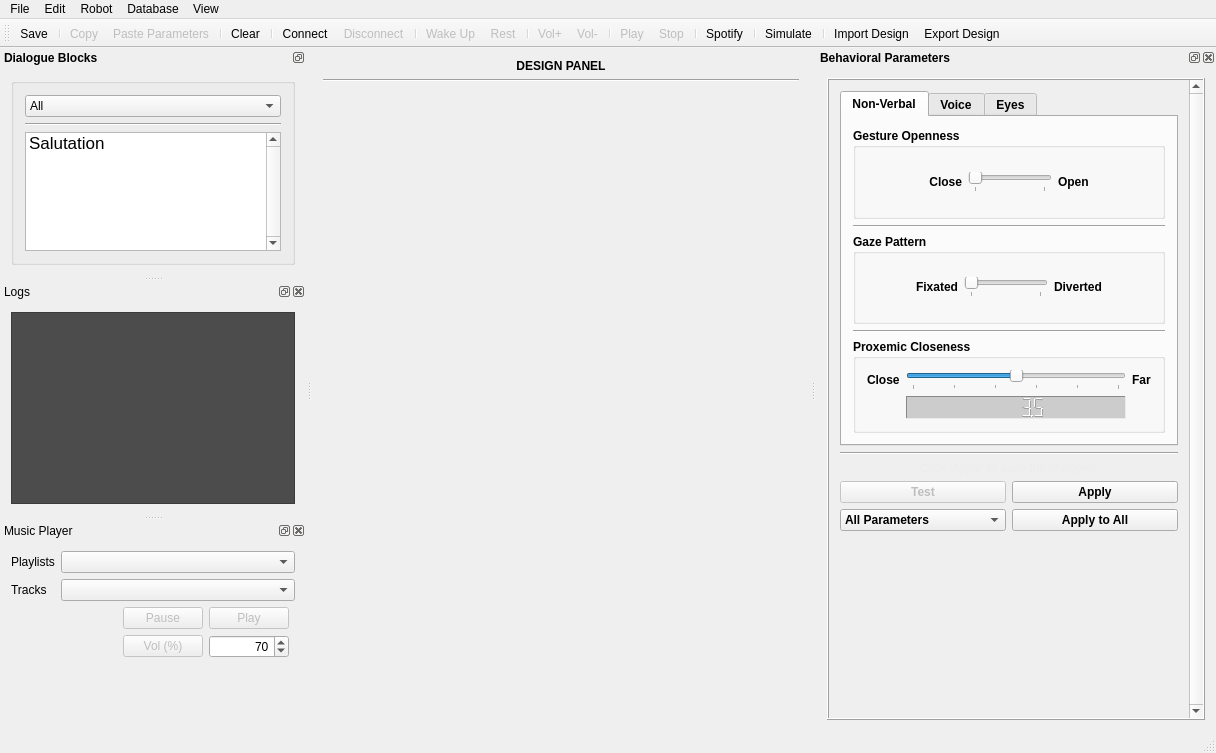
ES-TUDelft/robot-interaction-tool, file interaction_manager/ui/dialogmainwindow.ui: the form before one commit.
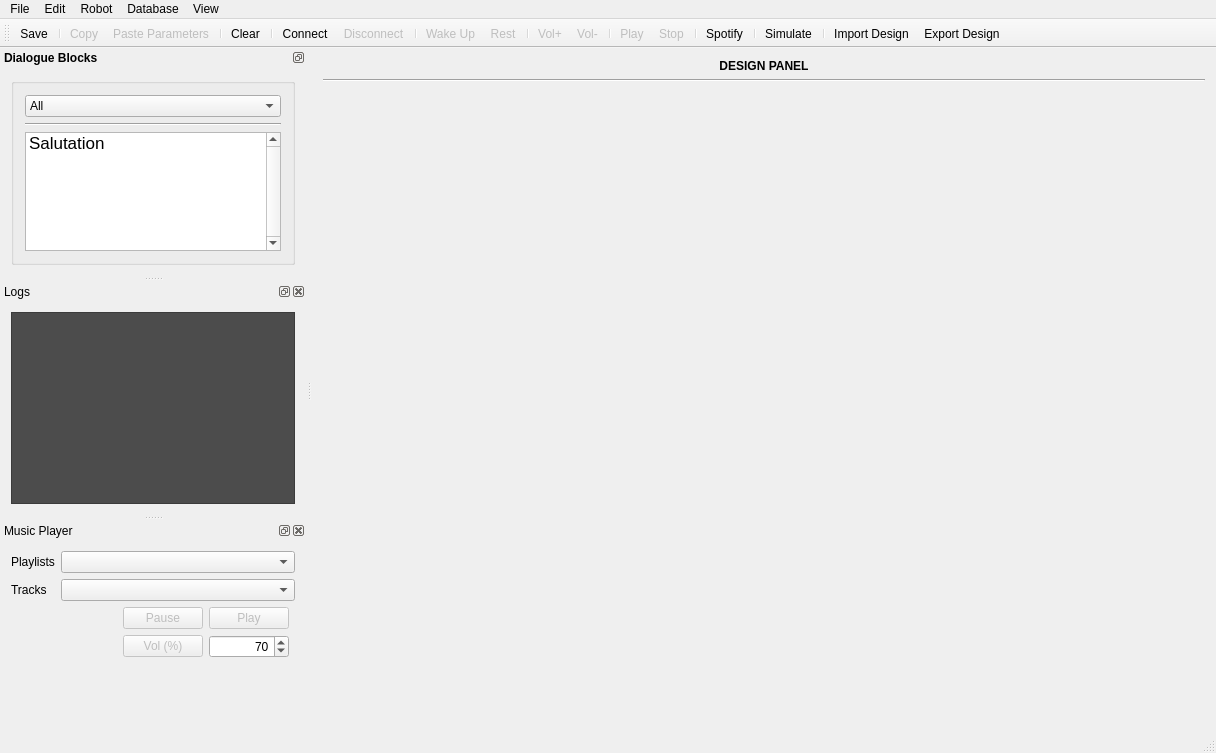
The form after the commit. Icons and pictures are not drawn.

```diff
--- a/interaction_manager/ui/dialogmainwindow.ui
+++ b/interaction_manager/ui/dialogmainwindow.ui
@@ -205,832 +205,6 @@
    <addaction name="actionMenuExportBlocks"/>
   </widget>
   <widget class="QStatusBar" name="statusBar"/>
-  <widget class="QDockWidget" name="behavioralParametersDockWidget">
-   <property name="enabled">
-    <bool>true</bool>
-   </property>
-   <property name="sizePolicy">
-    <sizepolicy hsizetype="Preferred" vsizetype="Preferred">
-     <horstretch>0</horstretch>
-     <verstretch>0</verstretch>
-    </sizepolicy>
-   </property>
-   <property name="minimumSize">
-    <size>
-     <width>400</width>
-     <height>550</height>
-    </size>
-   </property>
-   <property name="font">
-    <font>
-     <weight>75</weight>
-     <bold>true</bold>
-    </font>
-   </property>
-   <property name="floating">
-    <bool>true</bool>
-   </property>
-   <property name="features">
-    <set>QDockWidget::AllDockWidgetFeatures</set>
-   </property>
-   <property name="windowTitle">
-    <string>Behavioral Parameters</string>
-   </property>
-   <attribute name="dockWidgetArea">
-    <number>2</number>
-   </attribute>
-   <widget class="QWidget" name="dockWidgetContents_22">
-    <layout class="QGridLayout" name="gridLayout_18">
-     <item row="0" column="0">
-      <widget class="QScrollArea" name="scrollArea">
-       <property name="enabled">
-        <bool>true</bool>
-       </property>
-       <property name="autoFillBackground">
-        <bool>true</bool>
-       </property>
-       <property name="frameShape">
-        <enum>QFrame::Box</enum>
-       </property>
-       <property name="frameShadow">
-        <enum>QFrame::Raised</enum>
-       </property>
-       <property name="lineWidth">
-        <number>1</number>
-       </property>
-       <property name="verticalScrollBarPolicy">
-        <enum>Qt::ScrollBarAlwaysOn</enum>
-       </property>
-       <property name="widgetResizable">
-        <bool>true</bool>
-       </property>
-       <widget class="QWidget" name="scrollAreaWidgetContents">
-        <property name="geometry">
-         <rect>
-          <x>0</x>
-          <y>0</y>
-          <width>403</width>
-          <height>594</height>
-         </rect>
-        </property>
-        <layout class="QGridLayout" name="gridLayout_13">
-         <item row="0" column="0">
-          <layout class="QVBoxLayout" name="verticalLayout">
-           <item>
-            <widget class="QTabWidget" name="tabWidget">
-             <property name="currentIndex">
-              <number>0</number>
-             </property>
-             <widget class="QWidget" name="nonVerbalParameters">
-              <attribute name="title">
-               <string>Non-Verbal</string>
-              </attribute>
-              <layout class="QGridLayout" name="gridLayout_11">
-               <item row="0" column="0">
-                <layout class="QGridLayout" name="gridLayout_12">
-                 <item row="0" column="0">
-                  <widget class="QGroupBox" name="groupBox_5">
-                   <property name="font">
-                    <font>
-                     <weight>75</weight>
-                     <bold>true</bold>
-                    </font>
-                   </property>
-                   <property name="title">
-                    <string>Gesture Openness</string>
-                   </property>
-                   <layout class="QGridLayout" name="gridLayout_22">
-                    <item row="0" column="0">
-                     <layout class="QGridLayout" name="gridLayout_21">
-                      <item row="0" column="3">
-                       <widget class="QLabel" name="label_2">
-                        <property name="text">
-                         <string>Open</string>
-                        </property>
-                        <property name="alignment">
-                         <set>Qt::AlignLeading|Qt::AlignLeft|Qt::AlignVCenter</set>
-                        </property>
-                       </widget>
-                      </item>
-                      <item row="0" column="0">
-                       <spacer name="horizontalSpacer_4">
-                        <property name="orientation">
-                         <enum>Qt::Horizontal</enum>
-                        </property>
-                        <property name="sizeHint" stdset="0">
-                         <size>
-                          <width>40</width>
-                          <height>20</height>
-                         </size>
-                        </property>
-                       </spacer>
-                      </item>
-                      <item row="0" column="2">
-                       <widget class="QSlider" name="gestureOpennessSlider">
-                        <property name="sizePolicy">
-                         <sizepolicy hsizetype="Fixed" vsizetype="Fixed">
-                          <horstretch>0</horstretch>
-                          <verstretch>0</verstretch>
-                         </sizepolicy>
-                        </property>
-                        <property name="minimum">
-                         <number>0</number>
-                        </property>
-                        <property name="maximum">
-                         <number>1</number>
-                        </property>
-                        <property name="pageStep">
-                         <number>1</number>
-                        </property>
-                        <property name="value">
-                         <number>0</number>
-                        </property>
-                        <property name="orientation">
-                         <enum>Qt::Horizontal</enum>
-                        </property>
-                        <property name="tickPosition">
-                         <enum>QSlider::TicksBelow</enum>
-                        </property>
-                       </widget>
-                      </item>
-                      <item row="0" column="1">
-                       <widget class="QLabel" name="label_10">
-                        <property name="text">
-                         <string>Close</string>
-                        </property>
-                        <property name="alignment">
-                         <set>Qt::AlignRight|Qt::AlignTrailing|Qt::AlignVCenter</set>
-                        </property>
-                       </widget>
-                      </item>
-                      <item row="0" column="4">
-                       <spacer name="horizontalSpacer_5">
-                        <property name="orientation">
-                         <enum>Qt::Horizontal</enum>
-                        </property>
-                        <property name="sizeHint" stdset="0">
-                         <size>
-                          <width>40</width>
-                          <height>20</height>
-                         </size>
-                        </property>
-                       </spacer>
-                      </item>
-                     </layout>
-                    </item>
-                   </layout>
-                  </widget>
-                 </item>
-                 <item row="3" column="0">
-                  <widget class="Line" name="line_5">
-                   <property name="orientation">
-                    <enum>Qt::Horizontal</enum>
-                   </property>
-                  </widget>
-                 </item>
-                 <item row="1" column="0">
-                  <widget class="Line" name="line_10">
-                   <property name="orientation">
-                    <enum>Qt::Horizontal</enum>
-                   </property>
-                  </widget>
-                 </item>
-                 <item row="4" column="0">
-                  <widget class="QGroupBox" name="groupBox_7">
-                   <property name="font">
-                    <font>
-                     <weight>75</weight>
-                     <bold>true</bold>
-                    </font>
-                   </property>
-                   <property name="title">
-                    <string>Proxemic Closeness</string>
-                   </property>
-                   <layout class="QGridLayout" name="gridLayout_26">
-                    <item row="0" column="0">
-                     <layout class="QGridLayout" name="gridLayout_25">
-                      <item row="0" column="2">
-                       <widget class="QLabel" name="label_4">
-                        <property name="text">
-                         <string>Far</string>
-                        </property>
-                        <property name="alignment">
-                         <set>Qt::AlignLeading|Qt::AlignLeft|Qt::AlignVCenter</set>
-                        </property>
-                       </widget>
-                      </item>
-                      <item row="0" column="0">
-                       <widget class="QLabel" name="label_3">
-                        <property name="text">
-                         <string>Close</string>
-                        </property>
-                       </widget>
-                      </item>
-                      <item row="0" column="1">
-                       <widget class="QSlider" name="proxemicsSlider">
-                        <property name="sizePolicy">
-                         <sizepolicy hsizetype="Expanding" vsizetype="Fixed">
-                          <horstretch>0</horstretch>
-                          <verstretch>0</verstretch>
-                         </sizepolicy>
-                        </property>
-                        <property name="minimum">
-                         <number>0</number>
-                        </property>
-                        <property name="maximum">
-                         <number>10</number>
-                        </property>
-                        <property name="pageStep">
-                         <number>1</number>
-                        </property>
-                        <property name="value">
-                         <number>5</number>
-                        </property>
-                        <property name="sliderPosition">
-                         <number>5</number>
-                        </property>
-                        <property name="orientation">
-                         <enum>Qt::Horizontal</enum>
-                        </property>
-                        <property name="tickPosition">
-                         <enum>QSlider::TicksBelow</enum>
-                        </property>
-                        <property name="tickInterval">
-                         <number>2</number>
-                        </property>
-                       </widget>
-                      </item>
-                      <item row="1" column="1">
-                       <widget class="QLCDNumber" name="proxemicsLcdNumber">
-                        <property name="enabled">
-                         <bool>true</bool>
-                        </property>
-                        <property name="autoFillBackground">
-                         <bool>false</bool>
-                        </property>
-                        <property name="styleSheet">
-                         <string notr="true">background-color: rgb(204, 204, 204);</string>
-                        </property>
-                        <property name="frameShape">
-                         <enum>QFrame::Panel</enum>
-                        </property>
-                        <property name="frameShadow">
-                         <enum>QFrame::Sunken</enum>
-                        </property>
-                        <property name="lineWidth">
-                         <number>1</number>
-                        </property>
-                        <property name="smallDecimalPoint">
-                         <bool>true</bool>
-                        </property>
-                        <property name="value" stdset="0">
-                         <double>3.500000000000000</double>
-                        </property>
-                       </widget>
-                      </item>
-                     </layout>
-                    </item>
-                   </layout>
-                  </widget>
-                 </item>
-                 <item row="2" column="0">
-                  <widget class="QGroupBox" name="groupBox_4">
-                   <property name="font">
-                    <font>
-                     <weight>75</weight>
-                     <bold>true</bold>
-                    </font>
-                   </property>
-                   <property name="title">
-                    <string>Gaze Pattern</string>
-                   </property>
-                   <layout class="QGridLayout" name="gridLayout_20">
-                    <item row="0" column="0">
-                     <layout class="QGridLayout" name="gridLayout_19">
-                      <item row="0" column="1">
-                       <widget class="QLabel" name="label_12">
-                        <property name="text">
-                         <string>Fixated</string>
-                        </property>
-                        <property name="alignment">
-                         <set>Qt::AlignRight|Qt::AlignTrailing|Qt::AlignVCenter</set>
-                        </property>
-                       </widget>
-                      </item>
-                      <item row="0" column="3">
-                       <widget class="QLabel" name="label_13">
-                        <property name="text">
-                         <string>Diverted</string>
-                        </property>
-                        <property name="alignment">
-                         <set>Qt::AlignLeading|Qt::AlignLeft|Qt::AlignVCenter</set>
-                        </property>
-                       </widget>
-                      </item>
-                      <item row="0" column="2">
-                       <widget class="QSlider" name="gazePatternSlider">
-                        <property name="sizePolicy">
-                         <sizepolicy hsizetype="Expanding" vsizetype="Fixed">
-                          <horstretch>0</horstretch>
-                          <verstretch>0</verstretch>
-                         </sizepolicy>
-                        </property>
-                        <property name="maximum">
-                         <number>1</number>
-                        </property>
-                        <property name="pageStep">
-                         <number>1</number>
-                        </property>
-                        <property name="value">
-                         <number>0</number>
-                        </property>
-                        <property name="sliderPosition">
-                         <number>0</number>
-                        </property>
-                        <property name="orientation">
-                         <enum>Qt::Horizontal</enum>
-                        </property>
-                        <property name="tickPosition">
-                         <enum>QSlider::TicksBelow</enum>
-                        </property>
-                       </widget>
-                      </item>
-                      <item row="0" column="0">
-                       <spacer name="horizontalSpacer_6">
-                        <property name="orientation">
-                         <enum>Qt::Horizontal</enum>
-                        </property>
-                        <property name="sizeHint" stdset="0">
-                         <size>
-                          <width>40</width>
-                          <height>20</height>
-                         </size>
-                        </property>
-                       </spacer>
-                      </item>
-                      <item row="0" column="4">
-                       <spacer name="horizontalSpacer_7">
-                        <property name="orientation">
-                         <enum>Qt::Horizontal</enum>
-                        </property>
-                        <property name="sizeHint" stdset="0">
-                         <size>
-                          <width>40</width>
-                          <height>20</height>
-                         </size>
-                        </property>
-                       </spacer>
-                      </item>
-                     </layout>
-                    </item>
-                   </layout>
-                  </widget>
-                 </item>
-                </layout>
-               </item>
-              </layout>
-             </widget>
-             <widget class="QWidget" name="voiceParameters">
-              <attribute name="title">
-               <string>Voice</string>
-              </attribute>
-              <layout class="QGridLayout" name="gridLayout_14">
-               <item row="0" column="0">
-                <widget class="QGroupBox" name="groupBox_6">
-                 <property name="font">
-                  <font>
-                   <weight>75</weight>
-                   <bold>true</bold>
-                  </font>
-                 </property>
-                 <property name="title">
-                  <string>Voice</string>
-                 </property>
-                 <layout class="QGridLayout" name="gridLayout_24">
-                  <item row="0" column="0">
-                   <layout class="QGridLayout" name="gridLayout_23">
-                    <item row="3" column="4">
-                     <widget class="QLabel" name="label_19">
-                      <property name="text">
-                       <string>Fast</string>
-                      </property>
-                     </widget>
-                    </item>
-                    <item row="5" column="2">
-                     <widget class="QSlider" name="voiceProsodySlider">
-                      <property name="sizePolicy">
-                       <sizepolicy hsizetype="Expanding" vsizetype="Fixed">
-                        <horstretch>0</horstretch>
-                        <verstretch>0</verstretch>
-                       </sizepolicy>
-                      </property>
-                      <property name="minimum">
-                       <number>0</number>
-                      </property>
-                      <property name="maximum">
-                       <number>1</number>
-                      </property>
-                      <property name="singleStep">
-                       <number>1</number>
-                      </property>
-                      <property name="pageStep">
-                       <number>1</number>
-                      </property>
-                      <property name="value">
-                       <number>0</number>
-                      </property>
-                      <property name="orientation">
-                       <enum>Qt::Horizontal</enum>
-                      </property>
-                      <property name="tickPosition">
-                       <enum>QSlider::TicksBelow</enum>
-                      </property>
-                      <property name="tickInterval">
-                       <number>1</number>
-                      </property>
-                     </widget>
-                    </item>
-                    <item row="3" column="0">
-                     <widget class="QLabel" name="label_18">
-                      <property name="text">
-                       <string>Slow</string>
-                      </property>
-                     </widget>
-                    </item>
-                    <item row="1" column="4">
-                     <widget class="QLabel" name="label_6">
-                      <property name="text">
-                       <string>High</string>
-                      </property>
-                     </widget>
-                    </item>
-                    <item row="1" column="0">
-                     <widget class="QLabel" name="label_14">
-                      <property name="text">
-                       <string>Low</string>
-                      </property>
-                     </widget>
-                    </item>
-                    <item row="3" column="1" colspan="3">
-                     <widget class="QSlider" name="voiceSpeedSlider">
-                      <property name="minimum">
-                       <number>-4</number>
-                      </property>
-                      <property name="maximum">
-                       <number>4</number>
-                      </property>
-                      <property name="pageStep">
-                       <number>1</number>
-                      </property>
-                      <property name="orientation">
-                       <enum>Qt::Horizontal</enum>
-                      </property>
-                      <property name="tickPosition">
-                       <enum>QSlider::TicksBelow</enum>
-                      </property>
-                      <property name="tickInterval">
-                       <number>2</number>
-                      </property>
-                     </widget>
-                    </item>
-                    <item row="2" column="1" colspan="3">
-                     <widget class="QLabel" name="voiceSpeedLabel">
-                      <property name="sizePolicy">
-                       <sizepolicy hsizetype="Preferred" vsizetype="Preferred">
-                        <horstretch>0</horstretch>
-                        <verstretch>0</verstretch>
-                       </sizepolicy>
-                      </property>
-                      <property name="text">
-                       <string>Speed</string>
-                      </property>
-                      <property name="alignment">
-                       <set>Qt::AlignCenter</set>
-                      </property>
-                     </widget>
-                    </item>
-                    <item row="1" column="1" colspan="3">
-                     <widget class="QSlider" name="voicePitchSlider">
-                      <property name="sizePolicy">
-                       <sizepolicy hsizetype="Expanding" vsizetype="Fixed">
-                        <horstretch>0</horstretch>
-                        <verstretch>0</verstretch>
-                       </sizepolicy>
-                      </property>
-                      <property name="minimum">
-                       <number>-4</number>
-                      </property>
-                      <property name="maximum">
-                       <number>4</number>
-                      </property>
-                      <property name="singleStep">
-                       <number>1</number>
-                      </property>
-                      <property name="pageStep">
-                       <number>1</number>
-                      </property>
-                      <property name="value">
-                       <number>0</number>
-                      </property>
-                      <property name="orientation">
-                       <enum>Qt::Horizontal</enum>
-                      </property>
-                      <property name="tickPosition">
-                       <enum>QSlider::TicksBelow</enum>
-                      </property>
-                      <property name="tickInterval">
-                       <number>2</number>
-                      </property>
-                     </widget>
-                    </item>
-                    <item row="0" column="1" colspan="3">
-                     <widget class="QLabel" name="voicePitchLabel">
-                      <property name="sizePolicy">
-                       <sizepolicy hsizetype="Preferred" vsizetype="Preferred">
-                        <horstretch>0</horstretch>
-                        <verstretch>0</verstretch>
-                       </sizepolicy>
-                      </property>
-                      <property name="text">
-                       <string>Pitch</string>
-                      </property>
-                      <property name="alignment">
-                       <set>Qt::AlignCenter</set>
-                      </property>
-                     </widget>
-                    </item>
-                    <item row="4" column="2">
-                     <widget class="QLabel" name="label_15">
-                      <property name="text">
-                       <string>Prosody</string>
-                      </property>
-                      <property name="alignment">
-                       <set>Qt::AlignCenter</set>
-                      </property>
-                     </widget>
-                    </item>
-                    <item row="4" column="1">
-                     <spacer name="horizontalSpacer_2">
-                      <property name="orientation">
-                       <enum>Qt::Horizontal</enum>
-                      </property>
-                      <property name="sizeHint" stdset="0">
-                       <size>
-                        <width>40</width>
-                        <height>20</height>
-                       </size>
-                      </property>
-                     </spacer>
-                    </item>
-                    <item row="4" column="3">
-                     <spacer name="horizontalSpacer_3">
-                      <property name="orientation">
-                       <enum>Qt::Horizontal</enum>
-                      </property>
-                      <property name="sizeHint" stdset="0">
-                       <size>
-                        <width>40</width>
-                        <height>20</height>
-                       </size>
-                      </property>
-                     </spacer>
-                    </item>
-                    <item row="5" column="0" colspan="2">
-                     <widget class="QLabel" name="label_16">
-                      <property name="layoutDirection">
-                       <enum>Qt::LeftToRight</enum>
-                      </property>
-                      <property name="text">
-                       <string>Weak</string>
-                      </property>
-                      <property name="alignment">
-                       <set>Qt::AlignRight|Qt::AlignTrailing|Qt::AlignVCenter</set>
-                      </property>
-                     </widget>
-                    </item>
-                    <item row="5" column="3" colspan="2">
-                     <widget class="QLabel" name="label_17">
-                      <property name="text">
-                       <string>Strong</string>
-                      </property>
-                     </widget>
-                    </item>
-                   </layout>
-                  </item>
-                 </layout>
-                </widget>
-               </item>
-               <item row="1" column="0">
-                <spacer name="verticalSpacer_2">
-                 <property name="orientation">
-                  <enum>Qt::Vertical</enum>
-                 </property>
-                 <property name="sizeHint" stdset="0">
-                  <size>
-                   <width>20</width>
-                   <height>40</height>
-                  </size>
-                 </property>
-                </spacer>
-               </item>
-              </layout>
-             </widget>
-             <widget class="QWidget" name="eyeColorParameters">
-              <attribute name="title">
-               <string>Eyes</string>
-              </attribute>
-              <layout class="QGridLayout" name="gridLayout_15">
-               <item row="0" column="0">
-                <widget class="QGroupBox" name="groupBox">
-                 <property name="font">
-                  <font>
-                   <weight>75</weight>
-                   <bold>true</bold>
-                  </font>
-                 </property>
-                 <property name="title">
-                  <string>Eye Color</string>
-                 </property>
-                 <layout class="QGridLayout" name="gridLayout_6">
-                  <item row="0" column="0">
-                   <layout class="QGridLayout" name="gridLayout_4">
-                    <item row="1" column="0">
-                     <widget class="QRadioButton" name="greenEyeColorRadioButton">
-                      <property name="text">
-                       <string>Green</string>
-                      </property>
-                      <attribute name="buttonGroup">
-                       <string notr="true">buttonGroup</string>
-                      </attribute>
-                     </widget>
-                    </item>
-                    <item row="1" column="1">
-                     <widget class="QRadioButton" name="blueEyeColorRadioButton">
-                      <property name="text">
-                       <string>Blue</string>
-                      </property>
-                      <attribute name="buttonGroup">
-                       <string notr="true">buttonGroup</string>
-                      </attribute>
-                     </widget>
-                    </item>
-                    <item row="0" column="1">
-                     <widget class="QRadioButton" name="redEyeColorRadioButton">
-                      <property name="text">
-                       <string>Red</string>
-                      </property>
-                      <attribute name="buttonGroup">
-                       <string notr="true">buttonGroup</string>
-                      </attribute>
-                     </widget>
-                    </item>
-                    <item row="0" column="0">
-                     <widget class="QRadioButton" name="whiteEyeColorRadioButton">
-                      <property name="text">
-                       <string>White</string>
-                      </property>
-                      <property name="checked">
-                       <bool>true</bool>
-                      </property>
-                      <attribute name="buttonGroup">
-                       <string notr="true">buttonGroup</string>
-                      </attribute>
-                     </widget>
-                    </item>
-                   </layout>
-                  </item>
-                 </layout>
-                </widget>
-               </item>
-               <item row="1" column="0">
-                <spacer name="verticalSpacer_3">
-                 <property name="orientation">
-                  <enum>Qt::Vertical</enum>
-                 </property>
-                 <property name="sizeHint" stdset="0">
-                  <size>
-                   <width>20</width>
-                   <height>212</height>
-                  </size>
-                 </property>
-                </spacer>
-               </item>
-              </layout>
-             </widget>
-            </widget>
-           </item>
-           <item>
-            <widget class="Line" name="line_2">
-             <property name="orientation">
-              <enum>Qt::Horizontal</enum>
-             </property>
-            </widget>
-           </item>
-           <item>
-            <layout class="QGridLayout" name="gridLayout_28">
-             <item row="1" column="1">
-              <widget class="QPushButton" name="behavioralParametersApplyButton">
-               <property name="text">
-                <string>Apply</string>
-               </property>
-              </widget>
-             </item>
-             <item row="0" column="0" colspan="2">
-              <widget class="QLabel" name="warningLabel">
-               <property name="font">
-                <font>
-                 <italic>true</italic>
-                </font>
-               </property>
-               <property name="styleSheet">
-                <string notr="true">color: rgb(236, 236, 236);</string>
-               </property>
-               <property name="text">
-                <string>Click 'Apply' to save the changes.</string>
-               </property>
-               <property name="alignment">
-                <set>Qt::AlignCenter</set>
-               </property>
-              </widget>
-             </item>
-             <item row="1" column="0">
-              <widget class="QPushButton" name="testBehavioralParametersButton">
-               <property name="enabled">
-                <bool>false</bool>
-               </property>
-               <property name="text">
-                <string>Test</string>
-               </property>
-              </widget>
-             </item>
-             <item row="2" column="0">
-              <widget class="QComboBox" name="behavioralParametersApplyComboBox">
-               <item>
-                <property name="text">
-                 <string>All Parameters</string>
-                </property>
-               </item>
-               <item>
-                <property name="text">
-                 <string>Gesture Openness</string>
-                </property>
-               </item>
-               <item>
-                <property name="text">
-                 <string>Gaze Pattern</string>
-                </property>
-               </item>
-               <item>
-                <property name="text">
-                 <string>Proxemic Closeness</string>
-                </property>
-               </item>
-               <item>
-                <property name="text">
-                 <string>Voice</string>
-                </property>
-               </item>
-               <item>
-                <property name="text">
-                 <string>Eye Color</string>
-                </property>
-               </item>
-              </widget>
-             </item>
-             <item row="2" column="1">
-              <widget class="QPushButton" name="behavioralParametersApplyToAllButton">
-               <property name="text">
-                <string>Apply to All</string>
-               </property>
-              </widget>
-             </item>
-            </layout>
-           </item>
-           <item>
-            <layout class="QGridLayout" name="gridLayout"/>
-           </item>
-           <item>
-            <spacer name="verticalSpacer">
-             <property name="orientation">
-              <enum>Qt::Vertical</enum>
-             </property>
-             <property name="sizeHint" stdset="0">
-              <size>
-               <width>20</width>
-               <height>40</height>
-              </size>
-             </property>
-            </spacer>
-           </item>
-          </layout>
-         </item>
-        </layout>
-       </widget>
-      </widget>
-     </item>
-    </layout>
-   </widget>
-  </widget>
   <widget class="QDockWidget" name="blocksDockWidget">
    <property name="font">
     <font>
```
